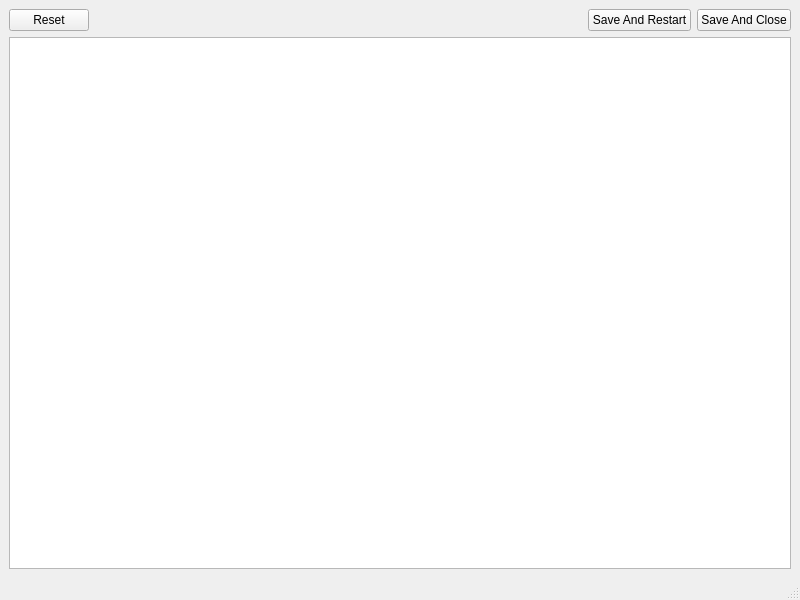
First picture: the form in pages/printer/filebrowser/editor/fileeditor.ui, repository DigitalArtifex/Flo, before the edit.
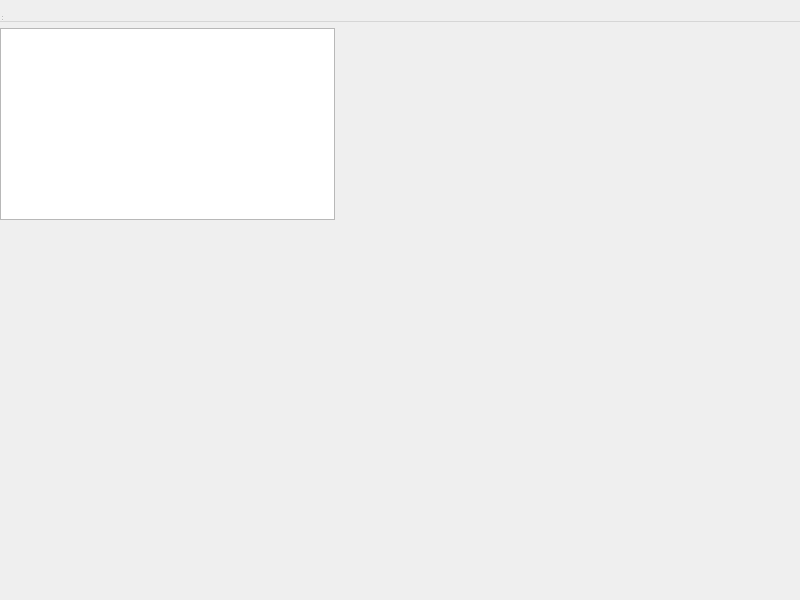
Second picture: the form after the edit.

What changed in the file:
```diff
--- a/pages/printer/filebrowser/editor/fileeditor.ui
+++ b/pages/printer/filebrowser/editor/fileeditor.ui
@@ -1,7 +1,7 @@
 <?xml version="1.0" encoding="UTF-8"?>
 <ui version="4.0">
  <class>FileEditor</class>
- <widget class="QMainWindow" name="FileEditor">
+ <widget class="QDialog" name="FileEditor">
   <property name="geometry">
    <rect>
     <x>0</x>
```
